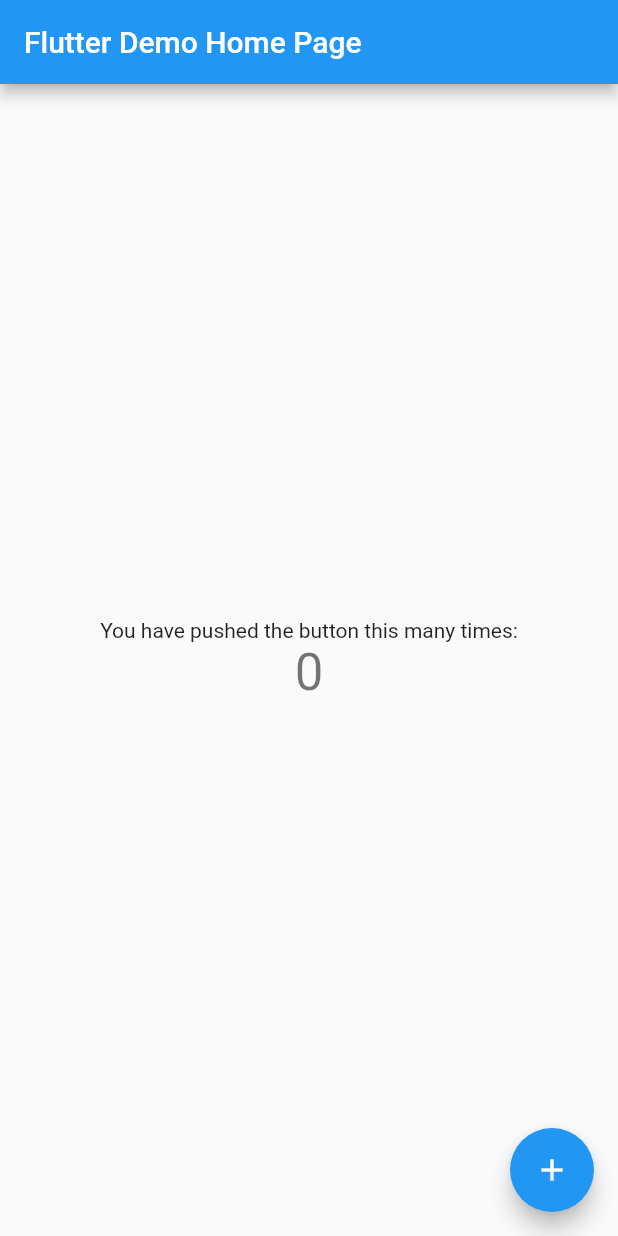
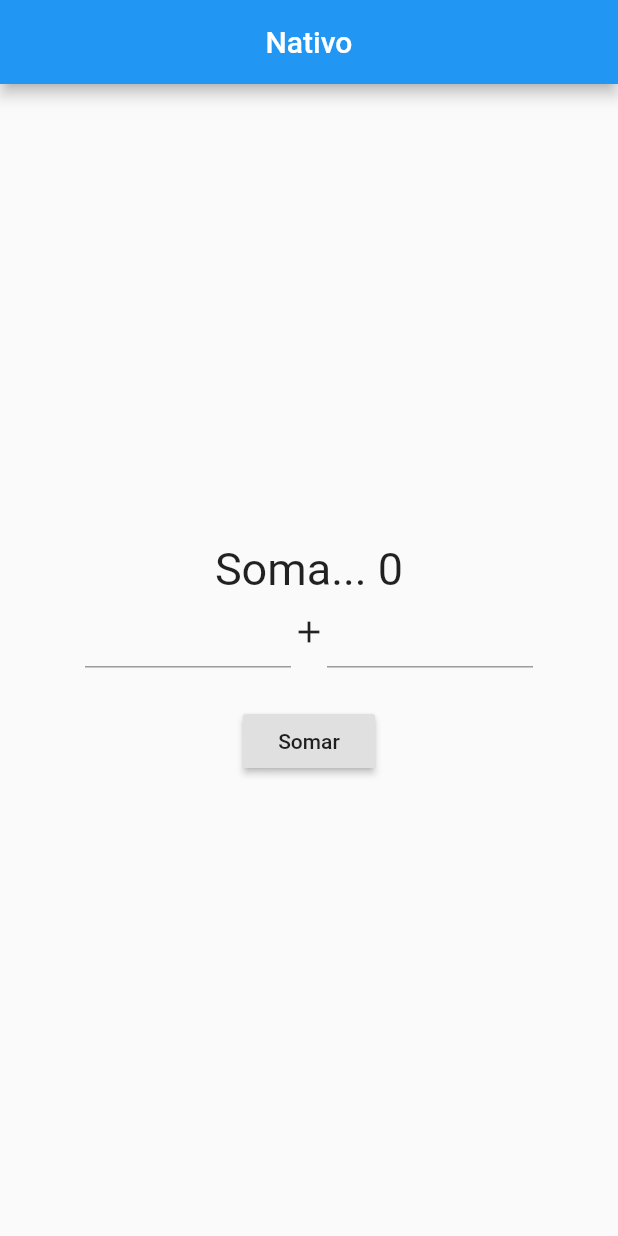
Before and after one commit to Shynjy/app_nativo, a Flutter app: the screen it shows after launch, on a phone screen of 412 x 824 dp. Run offline on Flutter 3.47's test engine with Material 2 defaults, Android fonts, the phone set to English and light mode, and no system bars.

Commit message:
update app

```diff
--- a/lib/main.dart
+++ b/lib/main.dart
@@ -1,117 +1,113 @@
 import 'package:flutter/material.dart';
+import 'package:flutter/services.dart';
 
 void main() {
   runApp(MyApp());
 }
 
 class MyApp extends StatelessWidget {
-  // This widget is the root of your application.
   @override
   Widget build(BuildContext context) {
     return MaterialApp(
-      title: 'Flutter Demo',
+      title: 'Nativo',
+      debugShowCheckedModeBanner: false,
       theme: ThemeData(
-        // This is the theme of your application.
-        //
-        // Try running your application with "flutter run". You'll see the
-        // application has a blue toolbar. Then, without quitting the app, try
-        // changing the primarySwatch below to Colors.green and then invoke
-        // "hot reload" (press "r" in the console where you ran "flutter run",
-        // or simply save your changes to "hot reload" in a Flutter IDE).
-        // Notice that the counter didn't reset back to zero; the application
-        // is not restarted.
         primarySwatch: Colors.blue,
-        // This makes the visual density adapt to the platform that you run
-        // the app on. For desktop platforms, the controls will be smaller and
-        // closer together (more dense) than on mobile platforms.
         visualDensity: VisualDensity.adaptivePlatformDensity,
       ),
-      home: MyHomePage(title: 'Flutter Demo Home Page'),
+      home: MyHomePage(),
     );
   }
 }
 
 class MyHomePage extends StatefulWidget {
-  MyHomePage({Key key, this.title}) : super(key: key);
-
-  // This widget is the home page of your application. It is stateful, meaning
-  // that it has a State object (defined below) that contains fields that affect
-  // how it looks.
-
-  // This class is the configuration for the state. It holds the values (in this
-  // case the title) provided by the parent (in this case the App widget) and
-  // used by the build method of the State. Fields in a Widget subclass are
-  // always marked "final".
-
-  final String title;
-
   @override
   _MyHomePageState createState() => _MyHomePageState();
 }
 
 class _MyHomePageState extends State<MyHomePage> {
-  int _counter = 0;
+  int _a = 0;
+  int _b = 0;
+  int _sum = 0;
 
-  void _incrementCounter() {
+  Future<void> _calcSum() async {
+    const channel = MethodChannel('cod3r.com.br/nativo');
+
+    try {
+      final sum = await channel.invokeMethod('calcSum', {"a": _a, "b": _b});
       setState(() {
-      // This call to setState tells the Flutter framework that something has
-      // changed in this State, which causes it to rerun the build method below
-      // so that the display can reflect the updated values. If we changed
-      // _counter without calling setState(), then the build method would not be
-      // called again, and so nothing would appear to happen.
-      _counter++;
+        _sum = sum;
       });
+    } on PlatformException {
+      setState(() {
+        _sum = 0;
+      });
+    }
+
+    // setState(() {
+    //   _sum = _a + _b;
+    // });
   }
 
   @override
   Widget build(BuildContext context) {
-    // This method is rerun every time setState is called, for instance as done
-    // by the _incrementCounter method above.
-    //
-    // The Flutter framework has been optimized to make rerunning build methods
-    // fast, so that you can just rebuild anything that needs updating rather
-    // than having to individually change instances of widgets.
     return Scaffold(
       appBar: AppBar(
-        // Here we take the value from the MyHomePage object that was created by
-        // the App.build method, and use it to set our appbar title.
-        title: Text(widget.title),
+        title: Text('Nativo'),
+        centerTitle: true,
       ),
       body: Center(
-        // Center is a layout widget. It takes a single child and positions it
-        // in the middle of the parent.
+        child: Padding(
+          padding: EdgeInsets.all(20),
           child: Column(
-          // Column is also a layout widget. It takes a list of children and
-          // arranges them vertically. By default, it sizes itself to fit its
-          // children horizontally, and tries to be as tall as its parent.
-          //
-          // Invoke "debug painting" (press "p" in the console, choose the
-          // "Toggle Debug Paint" action from the Flutter Inspector in Android
-          // Studio, or the "Toggle Debug Paint" command in Visual Studio Code)
-          // to see the wireframe for each widget.
-          //
-          // Column has various properties to control how it sizes itself and
-          // how it positions its children. Here we use mainAxisAlignment to
-          // center the children vertically; the main axis here is the vertical
-          // axis because Columns are vertical (the cross axis would be
-          // horizontal).
             mainAxisAlignment: MainAxisAlignment.center,
             children: <Widget>[
               Text(
-              'You have pushed the button this many times:',
+                'Soma... $_sum',
+                style: TextStyle(
+                  fontSize: 30,
                 ),
-            Text(
-              '$_counter',
-              style: Theme.of(context).textTheme.headline4,
+              ),
+              Row(
+                // crossAxisAlignment: CrossAxisAlignment.center,
+                mainAxisAlignment: MainAxisAlignment.center,
+                children: <Widget>[
+                  Container(
+                    width: MediaQuery.of(context).size.width / 3,
+                    child: TextField(
+                      textAlign: TextAlign.center,
+                      keyboardType: TextInputType.number,
+                      onChanged: (value) {
+                        setState(() {
+                          _a = int.tryParse(value) ?? 0;
+                        });
+                      },
+                    ),
+                  ),
+                  Icon(Icons.add),
+                  Container(
+                    width: MediaQuery.of(context).size.width / 3,
+                    child: TextField(
+                      textAlign: TextAlign.center,
+                      keyboardType: TextInputType.number,
+                      onChanged: (value) {
+                        setState(() {
+                          _b = int.tryParse(value) ?? 0;
+                        });
+                      },
+                    ),
+                  ),
+                ],
+              ),
+              SizedBox(height: 25),
+              RaisedButton(
+                child: Text('Somar'),
+                onPressed: _calcSum,
               ),
             ],
           ),
         ),
-      floatingActionButton: FloatingActionButton(
-        onPressed: _incrementCounter,
-        tooltip: 'Increment',
-        child: Icon(Icons.add),
-      ), // This trailing comma makes auto-formatting nicer for build methods.
+      ),
     );
   }
 }
```
Also changed, not shown: 1 other file. Lines whose indentation alone changed are shown as unchanged.
